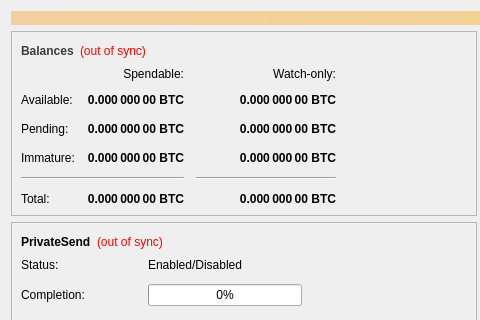
This is src/qt/forms/overviewpage.ui in muecoin/MUECore-DISCONTINUED as Qt 5 draws it before an edit; both pictures show x 0 to 480 and y 0 to 320 of the 960 by 585 pixel window. The edited form follows.
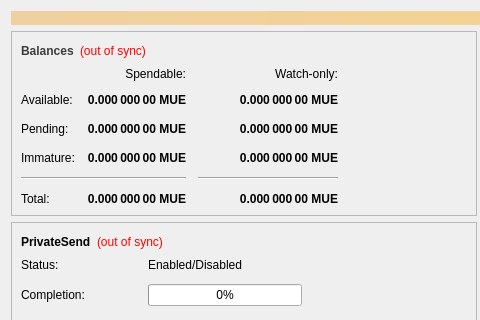
This is the edited form.

```diff
--- a/src/qt/forms/overviewpage.ui
+++ b/src/qt/forms/overviewpage.ui
@@ -156,7 +156,7 @@
                <string>Unconfirmed transactions to watch-only addresses</string>
               </property>
               <property name="text">
-               <string notr="true">0.000 000 00 BTC</string>
+               <string notr="true">0.000 000 00 MUE</string>
               </property>
               <property name="alignment">
                <set>Qt::AlignRight|Qt::AlignTrailing|Qt::AlignVCenter</set>
@@ -181,7 +181,7 @@
                <string>Total of transactions that have yet to be confirmed, and do not yet count toward the spendable balance</string>
               </property>
               <property name="text">
-               <string notr="true">0.000 000 00 BTC</string>
+               <string notr="true">0.000 000 00 MUE</string>
               </property>
               <property name="alignment">
                <set>Qt::AlignRight|Qt::AlignTrailing|Qt::AlignVCenter</set>
@@ -206,7 +206,7 @@
                <string>Mined balance in watch-only addresses that has not yet matured</string>
               </property>
               <property name="text">
-               <string notr="true">0.000 000 00 BTC</string>
+               <string notr="true">0.000 000 00 MUE</string>
               </property>
               <property name="alignment">
                <set>Qt::AlignRight|Qt::AlignTrailing|Qt::AlignVCenter</set>
@@ -264,7 +264,7 @@
                <string>Mined balance that has not yet matured</string>
               </property>
               <property name="text">
-               <string notr="true">0.000 000 00 BTC</string>
+               <string notr="true">0.000 000 00 MUE</string>
               </property>
               <property name="alignment">
                <set>Qt::AlignRight|Qt::AlignTrailing|Qt::AlignVCenter</set>
@@ -309,7 +309,7 @@
                <string>Your current total balance</string>
               </property>
               <property name="text">
-               <string notr="true">0.000 000 00 BTC</string>
+               <string notr="true">0.000 000 00 MUE</string>
               </property>
               <property name="alignment">
                <set>Qt::AlignRight|Qt::AlignTrailing|Qt::AlignVCenter</set>
@@ -334,7 +334,7 @@
                <string>Current total balance in watch-only addresses</string>
               </property>
               <property name="text">
-               <string notr="true">0.000 000 00 BTC</string>
+               <string notr="true">0.000 000 00 MUE</string>
               </property>
               <property name="alignment">
                <set>Qt::AlignRight|Qt::AlignTrailing|Qt::AlignVCenter</set>
@@ -376,7 +376,7 @@
                <string>Your current spendable balance</string>
               </property>
               <property name="text">
-               <string notr="true">0.000 000 00 BTC</string>
+               <string notr="true">0.000 000 00 MUE</string>
               </property>
               <property name="alignment">
                <set>Qt::AlignRight|Qt::AlignTrailing|Qt::AlignVCenter</set>
@@ -401,7 +401,7 @@
                <string>Your current balance in watch-only addresses</string>
               </property>
               <property name="text">
-               <string notr="true">0.000 000 00 BTC</string>
+               <string notr="true">0.000 000 00 MUE</string>
               </property>
               <property name="alignment">
                <set>Qt::AlignRight|Qt::AlignTrailing|Qt::AlignVCenter</set>
```
Left out of the diff: 3 changed lines with no effect on the pictures.
